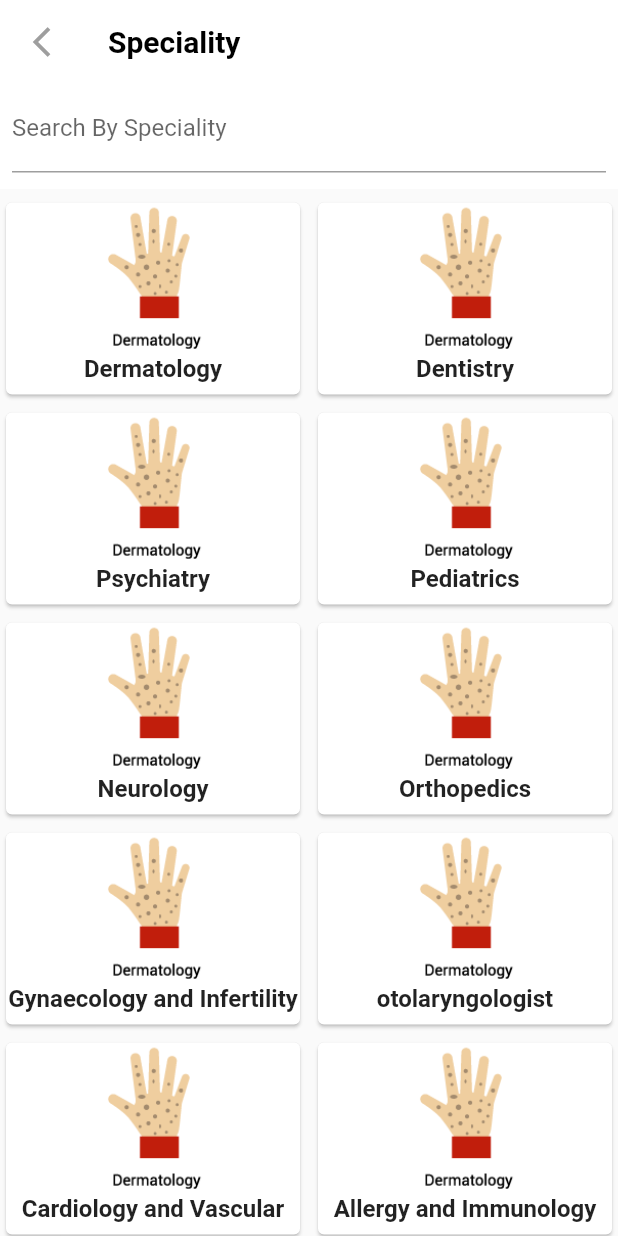
After one commit to AhmedElbasha97/medicalkhealth-care, a Flutter app: the screen it shows after launch, on a phone screen of 412 x 824 dp. The commit adds this screen. Run offline on Flutter 3.47's test engine with Material 2 defaults, Android fonts, the phone set to English and light mode, and no system bars; our stand-ins replace file_picker, firebase_auth, firebase_core, firebase_database, firebase_storage, font_awesome_flutter and 1 more; missing offline and left inert: animated_onboarding, flutter_dropdown; accounts and stored records are empty.

Commit message:
make specialties and doctors list  screens

```diff
--- /dev/null
+++ b/med_app/lib/UI/specialitylist/specialty_list.dart
@@ -0,0 +1,120 @@
+import 'package:flutter/material.dart';
+import 'package:med_app/Widgets/speciality_card.dart';
+import 'package:med_app/models/speciality.dart';
+
+class SpecialtyList extends StatefulWidget {
+  @override
+  _SpecialtyListState createState() => _SpecialtyListState();
+}
+
+class _SpecialtyListState extends State<SpecialtyList> {
+    List  items = [
+   {"speciality":'Dermatology',"image":"assets/Dermatology.png"},
+    {"speciality":'Dentistry',"image":"assets/Dermatology.png"},
+    {"speciality":'Psychiatry',"image":"assets/Dermatology.png"},
+    {"speciality":'Pediatrics',"image":"assets/Dermatology.png"},
+    {"speciality":'Neurology',"image":"assets/Dermatology.png"},
+    {"speciality":'Orthopedics',"image":"assets/Dermatology.png"},
+    {"speciality":'Gynaecology and Infertility',"image":"assets/Dermatology.png"},
+    {"speciality":'otolaryngologist',"image":"assets/Dermatology.png"},
+    {"speciality":'Cardiology and Vascular',"image":"assets/Dermatology.png"},
+    {"speciality":'Allergy and Immunology',"image":"assets/Dermatology.png"},
+    {"speciality":'Andrology and Male Infertility',"image":"assets/Dermatology.png"},
+    {"speciality":'Audiology',"image":"assets/Dermatology.png"},
+    {"speciality":'Cardiology and Thoracic',"image":"assets/Dermatology.png"},
+    {"speciality":'Chest and Respiratory',"image":"assets/Dermatology.png"},
+    {"speciality":'Diabetes and Endocrinology',"image":"assets/Dermatology.png"},
+    {"speciality":'Diagnostic Radiology',"image":"assets/Dermatology.png"},
+    {"speciality":'Dietitian and Nutrition',"image":"assets/Dermatology.png"},
+    {"speciality":'Family Medicine',"image":"assets/Dermatology.png"},
+    {"speciality":'Oncology',"image":"assets/Dermatology.png"},
+    {"speciality":'Gastroenterology and Endoscopy',"image":"assets/Dermatology.png"},
+    {"speciality":'General Practice',"image":"assets/Dermatology.png"},
+  ];
+  List <Speciality> Specialties_list=[];
+  @override
+  Widget build(BuildContext context) {
+  for (var item in items) {
+    Specialties_list.add(Speciality.fromJson(item));
+  }
+    return Scaffold(
+    appBar: AppBar(
+        shadowColor: Colors.white,
+        leading: IconButton(
+          icon: Icon(Icons.arrow_back_ios_sharp),
+          color: Colors.grey,
+          onPressed: () => Navigator.pop(context),
+        ),
+        title: Text('Speciality' , style: TextStyle(fontWeight: FontWeight.bold,color: Colors.black),),
+        backgroundColor: Colors.white,
+        elevation: 0.0,
+      ),
+    body:Container(
+       height: MediaQuery.of(context).size.height,
+                width: MediaQuery.of(context).size.width,
+      child:Stack(
+
+       children:[
+
+        (Specialties_list.length>0)?Container(
+
+                padding: EdgeInsets.only(top:75.0),
+
+                child: SingleChildScrollView( child:GridView.builder(
+                  itemCount: Specialties_list.length,
+                  shrinkWrap: true,
+                  physics: NeverScrollableScrollPhysics(),
+                  gridDelegate: SliverGridDelegateWithFixedCrossAxisCount(
+                    childAspectRatio: 3/2,
+                      crossAxisCount: 2,
+                      crossAxisSpacing: 4.0,
+                      mainAxisSpacing: 4.0
+
+                  ),
+                  itemBuilder: (BuildContext context, int index){
+                    var speciality=Specialties_list[index];
+                    return SpecialityCard(speciality);
+                  },
+                ))): CircularProgressIndicator(),
+                Positioned(
+             top: 0,
+                        child: Container(
+                      width: MediaQuery.of(context).size.width,
+                      height: 70,
+                      color: Colors.white,
+                      child:Padding(
+                        padding: const EdgeInsets.only(right:8.0,left: 8),
+                        child: TextFormField( decoration: InputDecoration(
+
+                          labelText: "Search By Speciality"
+                        )),
+                      ) ,
+                    ),
+
+           ),
+
+                ]
+
+    )));
+
+
+
+
+
+    // Scaffold(
+    //   body:(specialities.length>0)?ListView.builder(
+    //                 shrinkWrap: true,
+    //                 itemCount: specialities.length,
+    //                 itemBuilder: (BuildContext context, int index) {
+    //                   return Card(
+    //                     child: Column(
+    //                       crossAxisAlignment: CrossAxisAlignment.start,
+    //                       children: <Widget>[
+    //                         Text("speciality: " + specialities[index]["speciality"]),
+
+    //                       ],
+    //                     ),
+    //                   );
+    //                 }): CircularProgressIndicator());
+
+  }}
--- /dev/null
+++ b/med_app/lib/Widgets/speciality_card.dart
@@ -0,0 +1,58 @@
+import 'package:firebase_core/firebase_core.dart';
+import 'package:flutter/material.dart';
+import 'package:med_app/UI/spcialitypage/speciality_page.dart';
+import 'package:med_app/models/doctor.dart';
+import 'package:med_app/models/speciality.dart';
+import 'package:firebase_database/firebase_database.dart';
+import 'package:firebase_storage/firebase_storage.dart' as firebase_storage;
+
+getImgeUrl(imagepath) async {
+  String downloadURL = await firebase_storage.FirebaseStorage.instance
+      .ref(imagepath)
+      .getDownloadURL();
+  print(downloadURL);
+  return downloadURL;
+}
+
+class SpecialityCard extends StatefulWidget {
+  final Speciality item;
+  SpecialityCard(this.item);
+  static FirebaseDatabase database = new FirebaseDatabase();
+
+  @override
+  _SpecialityCardState createState() => _SpecialityCardState();
+}
+
+class _SpecialityCardState extends State<SpecialityCard> {
+  final fb = FirebaseDatabase.instance;
+  //   List<Doctor> docs = [];
+  // List<Map<dynamic, dynamic>> retrievedName = [];
+  // Map<dynamic, dynamic> values;
+  @override
+  Widget build(BuildContext context) {
+    // final ref = fb.reference();
+    return InkWell(
+        splashColor: Colors.grey.withAlpha(15),
+        onTap: () async {
+          Navigator.of(context)
+              .push(MaterialPageRoute(builder: (context) => SpecialityPage(speciality:widget.item.speciality)));
+        },
+        child: Card(
+          child: Column(
+            children: [
+              Expanded(
+                child: Image.asset(widget.item.image),
+              ),
+              Padding(
+                padding: const EdgeInsets.only(bottom: 8),
+                child: Text(
+                  widget.item.speciality,
+                  style: TextStyle(fontWeight: FontWeight.bold, fontSize: 16),
+                ),
+              )
+            ],
+          ),
+        ));
+
+  }
+}
--- a/med_app/lib/main.dart
+++ b/med_app/lib/main.dart
@@ -1,4 +1,5 @@
 import 'package:flutter/material.dart';
+import 'package:med_app/UI/specialitylist/specialty_list.dart';
 import 'package:med_app/ui/PatientNextScreen/patient_next_screen.dart';
 import 'package:med_app/ui/DoctorNextScreen/doctor_next_screen.dart';
 
@@ -40,7 +41,7 @@ class MyApp extends StatelessWidget {
           )
         ],
         child: MaterialApp(
-          home: Splash(),
+          home: SpecialtyList()
         ));
   }
 }
--- /dev/null
+++ b/med_app/lib/models/doctor.dart
@@ -0,0 +1,130 @@
+
+import 'dart:convert';
+
+// Doctor doctorFromJson(String str) => Doctor.fromJson(json.decode(str));
+
+// String doctorToJson(Doctor data) => json.encode(data.toJson());
+
+class Doctor {
+    Doctor({
+        this.appointment,
+        this.appointmentAv,
+        this.bio,
+        this.documents,
+        this.email,
+        this.profession,
+        this.speciality,
+        this.userId,
+        this.doctorAvatare,
+        this.nameUser,
+    });
+
+    List<Appointment> appointment;
+    List<AppointmentAv> appointmentAv;
+    String bio;
+    Documents documents;
+    String email;
+    String profession;
+    String speciality;
+    String userId;
+    String doctorAvatare;
+    String nameUser;
+
+    // factory Doctor.fromJson(Map<dynamic, dynamic> json) => Doctor(
+    //     appointment: List<Appointment>.from(json["Appointment"].map((x) => Appointment.fromJson(x))),
+    //     appointmentAv: List<AppointmentAv>.from(json["Appointment-AV"].map((x) => AppointmentAv.fromJson(x))),
+    //     bio: json["Bio"],
+    //     documents: Documents.fromJson(json["Documents"]),
+    //     email: json["Email"],
+    //     profession: json["Profession"],
+    //     speciality: json["Speciality"],
+    //     userId: json["User-Id"],
+    //     doctorAvatare: json["doctor-avatare"],
+    //     nameUser: json["name-user"],
+    // );
+
+    // Map<String, dynamic> toJson() => {
+    //     "Appointment": List<dynamic>.from(appointment.map((x) => x.toJson())),
+    //     "Appointment-AV": List<dynamic>.from(appointmentAv.map((x) => x.toJson())),
+    //     "Bio": bio,
+    //     "Documents": documents.toJson(),
+    //     "Email": email,
+    //     "Profession": profession,
+    //     "Speciality": speciality,
+    //     "User-Id": userId,
+    //     "doctor-avatare": doctorAvatare,
+    //     "name-user": nameUser,
+    // };
+}
+
+class Appointment {
+    Appointment({
+        this.appointmentTime,
+        this.avatarPath,
+        this.patientId,
+        this.patientName,
+    });
+
+    String appointmentTime;
+    String avatarPath;
+    int patientId;
+    String patientName;
+
+    factory Appointment.fromJson(Map<String, dynamic> json) => Appointment(
+        appointmentTime: json["Appointment-time"],
+        avatarPath: json["Avatar-Path"],
+        patientId: json["Patient-ID"],
+        patientName: json["Patient-Name"],
+    );
+
+    Map<String, dynamic> toJson() => {
+        "Appointment-time": appointmentTime,
+        "Avatar-Path": avatarPath,
+        "Patient-ID": patientId,
+        "Patient-Name": patientName,
+    };
+}
+
+class AppointmentAv {
+    AppointmentAv({
+        this.appointmentAv,
+        this.availablity,
+    });
+
+    String appointmentAv;
+    bool availablity;
+
+    factory AppointmentAv.fromJson(Map<String, dynamic> json) => AppointmentAv(
+        appointmentAv: json["Appointment-av"],
+        availablity: json["Availablity"],
+    );
+
+    Map<String, dynamic> toJson() => {
+        "Appointment-av": appointmentAv,
+        "Availablity": availablity,
+    };
+}
+
+class Documents {
+    Documents({
+        this.candidate,
+        this.certificate,
+        this.id,
+    });
+
+    String candidate;
+    String certificate;
+    String id;
+
+    factory Documents.fromJson(Map<String, dynamic> json) => Documents(
+        candidate: json["Candidate"],
+        certificate: json["Certificate"],
+        id: json["ID"],
+    );
+
+    Map<String, dynamic> toJson() => {
+        "Candidate": candidate,
+        "Certificate": certificate,
+        "ID": id,
+    };
+}
--- /dev/null
+++ b/med_app/lib/models/speciality.dart
@@ -0,0 +1,29 @@
+// To parse this JSON data, do
+//
+//     final Speciality = SpecialityFromJson(jsonString);
+
+import 'dart:convert';
+
+Speciality SpecialityFromJson(String str) => Speciality.fromJson(json.decode(str));
+
+String SpecialityToJson(Speciality data) => json.encode(data.toJson());
+
+class Speciality {
+    Speciality({
+        this.speciality,
+        this.image,
+    });
+
+    String speciality;
+    String image;
+
+    factory Speciality.fromJson(Map<String, dynamic> json) => Speciality(
+        speciality: json["speciality"],
+        image: json["image"],
+    );
+
+    Map<String, dynamic> toJson() => {
+        "speciality": speciality,
+        "image": image,
+    };
+}
--- /dev/null
+++ b/med_app/lib/providedrs/database_provider.dart
@@ -0,0 +1,30 @@
+import 'package:flutter/cupertino.dart';
+import 'package:med_app/models/doctor.dart';
+import 'package:med_app/reprositorie/database_repo.dart';
+
+class DatabaseProvider extends ChangeNotifier {
+  List<Doctor> Doctors;
+  Doctor doctor;
+  DatabaseRepositories _database_repositorie = DatabaseRepositories();
+  DatabaseProvider({speciality, id}) {
+    if (speciality!=null) {
+      getDoctorsBySpecialty(speciality);
+    } else if (id!=null) {
+      getDoctorById(id);
+    }
+  }
+
+  void getDoctorsBySpecialty(speciality) {
+    _database_repositorie.fetchDoctorsBySpecialty(speciality).then((doctors) {
+      Doctors = doctors;
+      notifyListeners();
+    });
+  }
+
+  void getDoctorById(id) {
+    _database_repositorie.fetchDoctor(id).then((doctor) {
+      this.doctor = doctor;
+      notifyListeners();
+    });
+  }
+}
--- /dev/null
+++ b/med_app/lib/reprositorie/database_repo.dart
@@ -0,0 +1,12 @@
+import 'package:med_app/models/doctor.dart';
+import 'package:med_app/services/database.dart';
+
+class DatabaseRepositories {
+  DataBaseService _doctorService = DataBaseService();
+  Future<List<Doctor>> fetchDoctorsBySpecialty(speciality) {
+    return _doctorService.fetchDoctorsBySpecialty(speciality);
+  }
+  Future<dynamic> fetchDoctor(id) {
+    return _doctorService.fetchDoctor(id);
+  }
+}
--- a/med_app/pubspec.yaml
+++ b/med_app/pubspec.yaml
@@ -83,6 +83,7 @@ flutter:
    - assets/splash3.png
    - assets/Logo.png
    - assets/gbimage.png
+   - assets/Dermatology.png
 
   # An image asset can refer to one or more resolution-specific "variants", see
   # https://flutter.dev/assets-and-images/#resolution-aware.
```
Also changed, not shown: med_app/lib/UI/DoctorNextScreen/doctor_next_screen.dart (+1 -6 lines), med_app/lib/UI/PatientNextScreen/patient_next_screen.dart (+26 -13 lines), med_app/lib/UI/spcialitypage/speciality_page.dart (added, +40 -0 lines), med_app/lib/Widgets/doctor_card.dart (added, +90 -0 lines), med_app/lib/Widgets/text_field.dart (+9 -2 lines), med_app/lib/services/database.dart (added, +98 -0 lines), med_app/assets/Dermatology.png (added), med_app/pubspec.lock.
